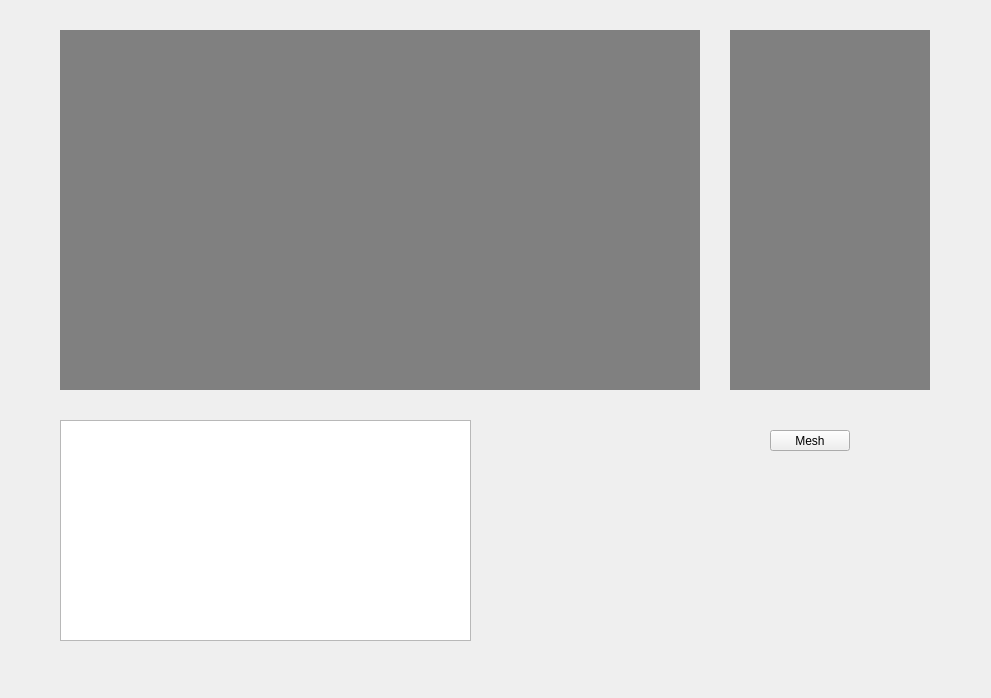
The window that form.ui (saitgurdag/Road-Surface-Damage-Detection-System) describes before a commit, drawn with Qt 5.
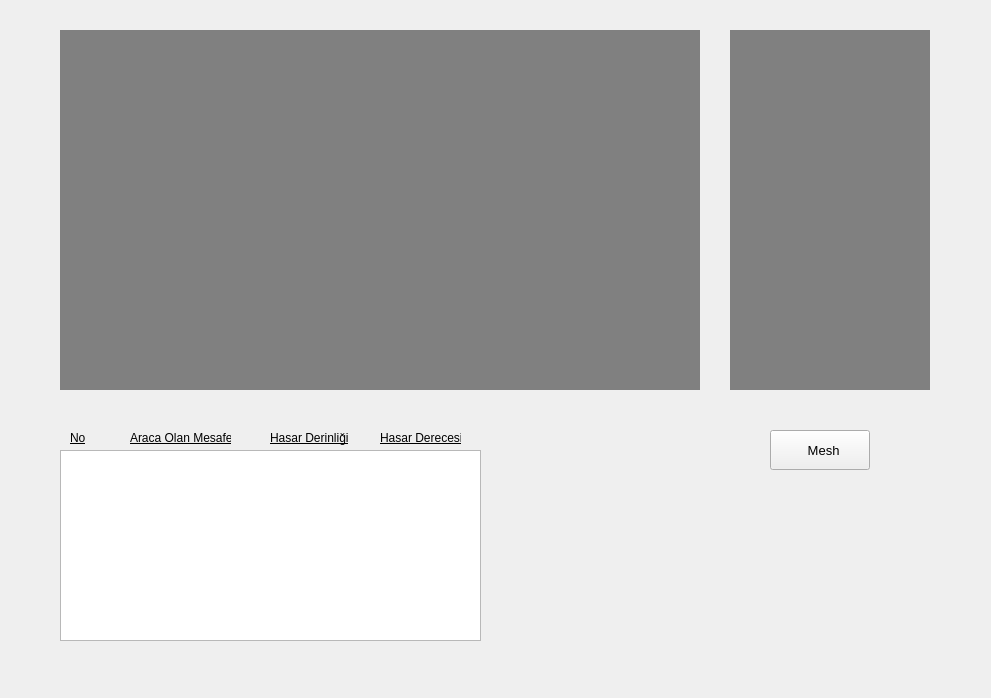
The same window after the commit.

Commit message: Arayüzde hasar bilgileri listelemesi tamamlandı, arka plan fonksiyonları tamamlandı.

```diff
--- a/form.ui
+++ b/form.ui
@@ -86,24 +86,112 @@
      <rect>
       <x>770</x>
       <y>430</y>
-      <width>80</width>
-      <height>21</height>
+      <width>100</width>
+      <height>40</height>
      </rect>
     </property>
+    <property name="font">
+     <font>
+      <family>MS Shell Dlg 2</family>
+      <pointsize>10</pointsize>
+      <weight>50</weight>
+      <italic>false</italic>
+      <bold>false</bold>
+      <underline>false</underline>
+     </font>
+    </property>
     <property name="text">
-     <string>Mesh</string>
+     <string>  Mesh</string>
+    </property>
+    <property name="iconSize">
+     <size>
+      <width>40</width>
+      <height>40</height>
+     </size>
     </property>
    </widget>
-   <widget class="QListView" name="listView">
+   <widget class="QListWidget" name="listWidget">
     <property name="geometry">
      <rect>
       <x>60</x>
-      <y>420</y>
-      <width>411</width>
-      <height>221</height>
+      <y>450</y>
+      <width>421</width>
+      <height>191</height>
      </rect>
     </property>
    </widget>
+   <widget class="QLabel" name="label_4">
+    <property name="geometry">
+     <rect>
+      <x>380</x>
+      <y>430</y>
+      <width>81</width>
+      <height>16</height>
+     </rect>
+    </property>
+    <property name="font">
+     <font>
+      <underline>true</underline>
+     </font>
+    </property>
+    <property name="text">
+     <string>Hasar Derecesi</string>
+    </property>
+   </widget>
+   <widget class="QLabel" name="label_5">
+    <property name="geometry">
+     <rect>
+      <x>270</x>
+      <y>430</y>
+      <width>81</width>
+      <height>16</height>
+     </rect>
+    </property>
+    <property name="font">
+     <font>
+      <underline>true</underline>
+     </font>
+    </property>
+    <property name="text">
+     <string>Hasar Derinliği</string>
+    </property>
+   </widget>
+   <widget class="QLabel" name="label_6">
+    <property name="geometry">
+     <rect>
+      <x>130</x>
+      <y>430</y>
+      <width>101</width>
+      <height>16</height>
+     </rect>
+    </property>
+    <property name="font">
+     <font>
+      <underline>true</underline>
+     </font>
+    </property>
+    <property name="text">
+     <string>Araca Olan Mesafe</string>
+    </property>
+   </widget>
+   <widget class="QLabel" name="label_7">
+    <property name="geometry">
+     <rect>
+      <x>70</x>
+      <y>430</y>
+      <width>81</width>
+      <height>16</height>
+     </rect>
+    </property>
+    <property name="font">
+     <font>
+      <underline>true</underline>
+     </font>
+    </property>
+    <property name="text">
+     <string>No</string>
+    </property>
+   </widget>
   </widget>
   <widget class="QMenuBar" name="menubar">
    <property name="geometry">
```
The commit also changes 9 other files.
